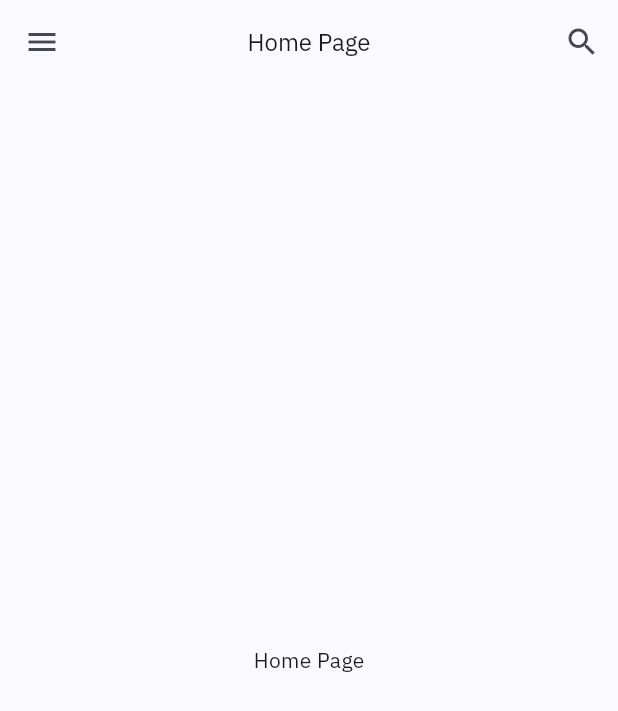
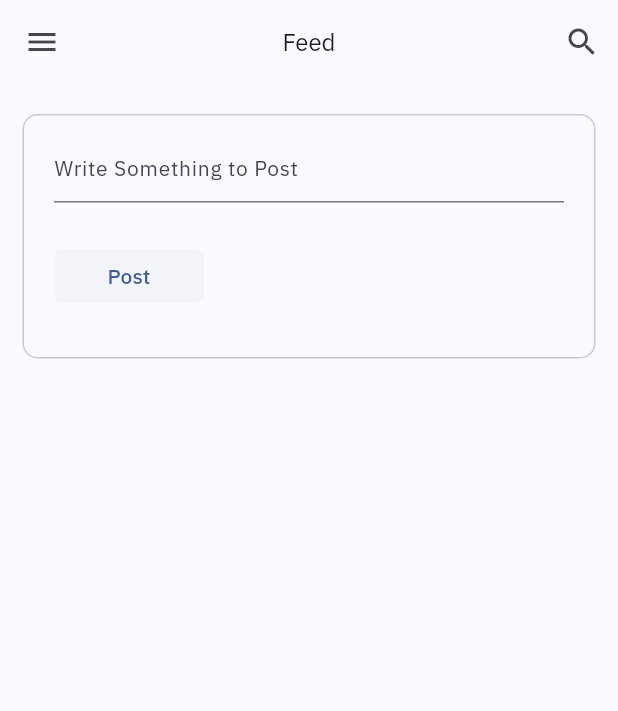
Before and after one commit to AbdulRahmanMudasser/zego-social, a Flutter app: the HomePage screen opened directly, on a phone screen of 412 x 824 dp. Shown: the top 711 px of the screen. Run offline on Flutter 3.47's test engine with Material 3 defaults, Android fonts, the light colour scheme and no system bars; our stand-ins replace cloud_firestore, firebase_auth, firebase_core, form_validator, google_fonts; accounts and stored records are empty.

Commit message:
post type and render timeline based on post uploaded time (#6)

```diff
--- a/lib/views/home/views/home_page.dart
+++ b/lib/views/home/views/home_page.dart
@@ -1,7 +1,9 @@
+import 'package:cloud_firestore/cloud_firestore.dart';
 import 'package:firebase_auth/firebase_auth.dart';
 import 'package:flutter/material.dart';
+import 'package:zegosocial/views/home/views/widgets/image_post.dart';
+import 'package:zegosocial/views/home/views/widgets/text_post.dart';
 import 'package:zegosocial/views/search/views/search_page.dart';
-
 import '../../auth/views/login_page.dart';
 
 class HomePage extends StatefulWidget {
@@ -12,18 +14,50 @@ class HomePage extends StatefulWidget {
 }
 
 class _HomePageState extends State<HomePage> {
+  late final TextEditingController _postController;
+
+  @override
+  void initState() {
+    super.initState();
+    _postController = TextEditingController();
+  }
+
+  @override
+  void dispose() {
+    _postController.dispose();
+    super.dispose();
+  }
+
   @override
   Widget build(BuildContext context) {
     return Scaffold(
-      appBar: AppBar(
+      appBar: _buildAppBar(),
+      drawer: _buildDrawer(context),
+      body: Padding(
+        padding: const EdgeInsets.symmetric(horizontal: 15),
+        child: Column(
+          children: [
+            const SizedBox(height: 20),
+            _buildPostSection(),
+            const SizedBox(height: 20),
+            _showPosts(),
+          ],
+        ),
+      ),
+    );
+  }
+
+  AppBar _buildAppBar() {
+    return AppBar(
       title: const Text(
-          "Home Page",
+        "Feed",
         style: TextStyle(fontSize: 16),
       ),
       centerTitle: true,
       iconTheme: const IconThemeData(size: 24),
       actions: [
         IconButton(
+          icon: const Icon(Icons.search),
           onPressed: () {
             Navigator.of(context).push(
               MaterialPageRoute(
@@ -31,27 +65,24 @@ class _HomePageState extends State<HomePage> {
               ),
             );
           },
-            icon: const Icon(Icons.search),
         ),
       ],
-      ),
-      drawer: Drawer(
+    );
+  }
+
+  Drawer _buildDrawer(BuildContext context) {
+    return Drawer(
       child: Column(
         children: [
-            const SizedBox(
-              height: 50,
-            ),
+          const SizedBox(height: 50),
           const ListTile(
             title: Text("Settings"),
           ),
           const Spacer(),
           ListTile(
-              title: const Text(
-                "Sign Out",
-              ),
+            title: const Text("Sign Out"),
             onTap: () async {
               await FirebaseAuth.instance.signOut();
-
               Navigator.of(context).pushAndRemoveUntil(
                 MaterialPageRoute(
                   builder: (context) => const LoginPage(),
@@ -60,14 +91,113 @@ class _HomePageState extends State<HomePage> {
               );
             },
           ),
-            const SizedBox(
-              height: 50,
-            ),
+          const SizedBox(height: 50),
         ],
       ),
+    );
+  }
+
+  Widget _buildPostSection() {
+    return Container(
+      padding: const EdgeInsets.symmetric(horizontal: 20, vertical: 10),
+      decoration: BoxDecoration(
+        border: Border.all(color: Colors.grey.withOpacity(0.5)),
+        borderRadius: BorderRadius.circular(10),
       ),
-      body: const Center(
-        child: Text("Home Page"),
+      child: Column(
+        children: [
+          TextFormField(
+            controller: _postController,
+            decoration: const InputDecoration(
+              hintText: "Write Something to Post",
+              hintStyle: TextStyle(fontSize: 14),
+            ),
+          ),
+          const SizedBox(height: 25),
+          Align(
+            alignment: Alignment.centerLeft,
+            child: ElevatedButton(
+              style: ElevatedButton.styleFrom(
+                minimumSize: const Size(100, 35),
+                shape: RoundedRectangleBorder(
+                  borderRadius: BorderRadius.circular(5),
+                ),
+                elevation: 0,
+              ),
+              onPressed: _handlePost,
+              child: const Text("Post"),
+            ),
+          ),
+          const SizedBox(height: 20),
+        ],
+      ),
+    );
+  }
+
+  Future<void> _handlePost() async {
+    if (_postController.text.trim().isEmpty) return;
+
+    final postContent = {
+      "time": DateTime.now(),
+      "type": "text",
+      "content": _postController.text.trim(),
+      "uid": FirebaseAuth.instance.currentUser!.uid,
+    };
+
+    await FirebaseFirestore.instance.collection("posts").add(postContent);
+    _postController.clear();
+    setState(() {});
+  }
+
+  Widget _showPosts() {
+    return Expanded(
+      child: FutureBuilder<QuerySnapshot>(
+        future: FirebaseFirestore.instance
+            .collection("users")
+            .doc(FirebaseAuth.instance.currentUser!.uid)
+            .collection("timeline")
+            .get(),
+        builder: (context, snapshot) {
+          if (!snapshot.hasData) {
+            return const LinearProgressIndicator();
+          }
+
+          return Flexible(
+            child: ListView.builder(
+              itemCount: snapshot.data?.docs.length ?? 0,
+              itemBuilder: (context, index) {
+                DocumentSnapshot documentSnapshot = snapshot.data!.docs[index];
+
+                return FutureBuilder<DocumentSnapshot>(
+                  future: FirebaseFirestore.instance
+                      .collection("posts")
+                      .doc((documentSnapshot.data() as Map)["post-id"])
+                      .get(),
+                  builder: (context, postSnapshot) {
+                    if (!postSnapshot.hasData) {
+                      return const Center(
+                        child: CircularProgressIndicator(strokeWidth: 2),
+                      );
+                    }
+
+                    switch (postSnapshot.data!["type"]) {
+                      case "text":
+                        return TextPost(
+                          text: postSnapshot.data!["content"],
+                        );
+
+                      default:
+                        return ImagePost(
+                          text: postSnapshot.data!["content"],
+                          url: postSnapshot.data!["url"],
+                        );
+                    }
+                  },
+                );
+              },
+            ),
+          );
+        },
       ),
     );
   }
```
Also changed, not shown: lib/views/home/views/widgets/image_post.dart (added, +43 -0 lines), lib/views/home/views/widgets/text_post.dart (added, +20 -0 lines). Lines whose indentation alone changed are shown as unchanged.
